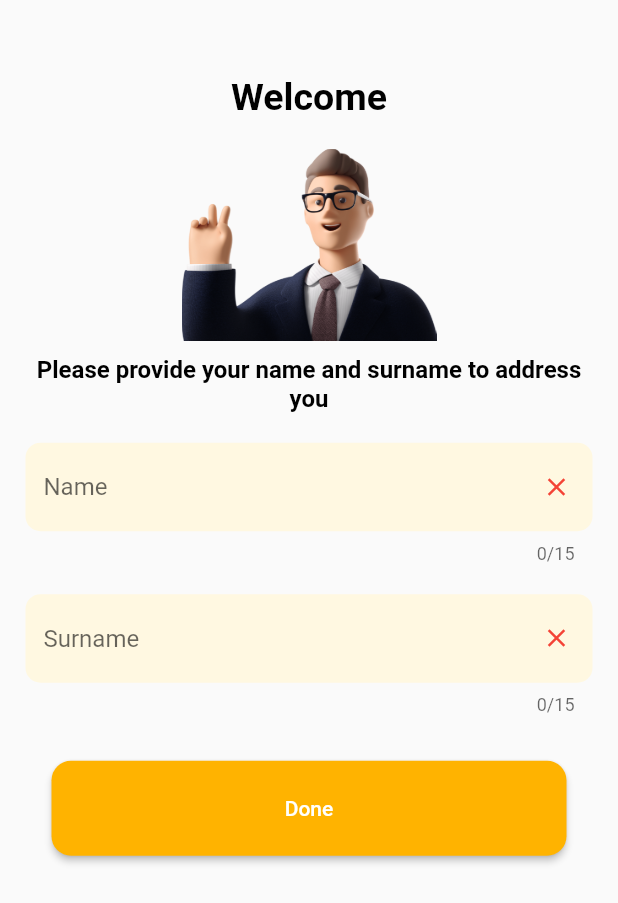
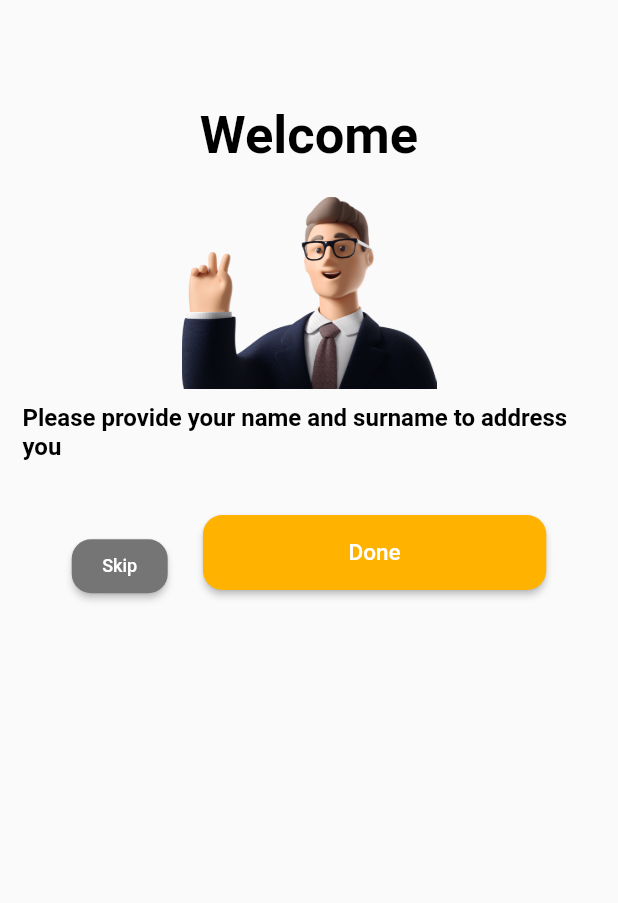
Before and after one commit to lynn01247/TataLife, a Flutter app: the screen it shows after launch, on a phone screen of 412 x 824 dp. Shown: the top 903 px of the screen. Run offline on Flutter 3.47's test engine with Material 2 defaults, Android fonts, the phone set to English and light mode, and no system bars; our stand-ins replace adaptive_dialog, auto_size_text, easy_localization, flutter_native_splash, flutter_screenutil, flutter_slidable and 11 more; missing offline and left inert: flutter_app_badger, image_picker_for_web, shared_preferences_web; statements that could not run were skipped.

Commit message:
1、增加中文配置 2、添加引导页答题 3、答题模块完成25%

```diff
--- /dev/null
+++ b/lib/Models/GlobalValue.dart
@@ -0,0 +1,6 @@
+class Global{
+  static bool? yes1 = null;
+  static bool? no1 = null;
+  static bool? yes2 = null;
+  static bool? no13= null;
+}
--- a/lib/Pages/change_name_page.dart
+++ b/lib/Pages/change_name_page.dart
@@ -84,7 +84,7 @@ class _ChangeNameScreenState extends State<ChangeNameScreen> {
                                     formKey.currentState!.validate();
                                 if (validResult == true) {
                                   state.setName(nameController.text);
-                                  state.setsurName(surnameController.text);
+                                  state.setSurName(surnameController.text);
                                   Navigator.of(context).pop();
                                 }
                               },
--- a/lib/Pages/welcome_screen.dart
+++ b/lib/Pages/welcome_screen.dart
@@ -1,5 +1,6 @@
 import 'package:easy_localization/easy_localization.dart';
 import 'package:flutter/material.dart';
+import 'package:flutter/rendering.dart';
 import 'package:provider/provider.dart';
 import 'package:todo_app/Widgets/Welcome/welcome_text.dart';
 import 'package:todo_app/Widgets/Welcome/welcome_tf.dart';
@@ -17,17 +18,18 @@ class WelcomeScreen extends StatefulWidget {
 
 class _WelcomeScreenState extends State<WelcomeScreen> {
   // ignore: prefer_typing_uninitialized_variables
-  late var userName;
+  late var isSkip;
 
   @override
   void initState() {
     super.initState();
     Provider.of<TodosProvider>(context, listen: false).initSharedPreferences();
-    userName = TodosProvider().readName('userName');
+    isSkip = TodosProvider().readName('skip');
   }
 
   @override
   Widget build(BuildContext context) {
+    // debugPaintSizeEnabled = true ;// 显示边界布局
     var nameController = TextEditingController();
     var surnameController = TextEditingController();
     var formKey = GlobalKey<FormState>();
@@ -39,27 +41,81 @@ class _WelcomeScreenState extends State<WelcomeScreen> {
             child: Column(
               children: [
                 const welcomeText(),
-                Form(
-                  key: formKey,
-                  child: Padding(
-                    padding: const EdgeInsets.only(
-                        left: 15.0, right: 15, bottom: 10),
-                    child: Column(children: [
-                      WelcomCustomTF(
-                          controller: nameController,
-                          labelText: LocaleKeys.welcomescreen_name_tf.tr()),
-                      WelcomCustomTF(
-                          controller: surnameController,
-                          labelText: LocaleKeys.welcomescreen_surname_tf.tr()),
-                    ]),
-                  ),
-                ),
+                // Form(
+                //   key: formKey,
+                //   child: Padding(
+                //     padding: const EdgeInsets.only(
+                //         left: 15.0, right: 15, bottom: 10),
+                //     child: Column(children: [
+                //       WelcomCustomTF(
+                //           controller: nameController,
+                //           labelText: LocaleKeys.welcomescreen_name_tf.tr()),
+                //       WelcomCustomTF(
+                //           controller: surnameController,
+                //           labelText: LocaleKeys.welcomescreen_surname_tf.tr()),
+                //     ]),
+                //   ),
+                // ),
                 Consumer<TodosProvider>(
                   builder: (context, state, child) => Padding(
                     padding: const EdgeInsets.only(top: 20.0),
                     child: SizedBox(
-                      height: MediaQuery.of(context).size.height / 13,
+                      // SizedBox 可以设置子组件的宽度和高度，如果设置无限宽，则会填充父组件。
+                      // SizedBox.expand 则可以扩展父组件，和上面的类似。
+                      height: MediaQuery.of(context).size.height / 10,
                       width: MediaQuery.of(context).size.width / 1.2,
+                      child: Row(
+                        mainAxisAlignment: MainAxisAlignment.spaceEvenly,
+                        children: [
+                          Container(
+                            alignment: Alignment.bottomRight,
+                          margin: const EdgeInsets.only(right: 10,bottom: 8),
+                          child:
+                              ElevatedButton(
+                                  style: ButtonStyle(
+                                    // const ButtonStyle({
+                                    //   this.textStyle, //字体
+                                    //   this.backgroundColor, //背景色
+                                    //   this.foregroundColor, //前景色
+                                    //   this.overlayColor, // 高亮色，按钮处于focused, hovered, or pressed时的颜色
+                                    //   this.shadowColor, // 阴影颜色
+                                    //   this.elevation, // 阴影值
+                                    //   this.padding, // padding
+                                    //   this.minimumSize, //最小尺寸
+                                    //   this.side, //边框
+                                    //   this.shape, //形状
+                                    //   this.mouseCursor, //鼠标指针的光标进入或悬停在此按钮的[InkWell]上时。
+                                    //   this.visualDensity, // 按钮布局的紧凑程度
+                                    //   this.tapTargetSize, // 响应触摸的区域
+                                    //   this.animationDuration, //[shape]和[elevation]的动画更改的持续时间。
+                                    //   this.enableFeedback, // 检测到的手势是否应提供声音和/或触觉反馈。例如，在Android上，点击会产生咔哒声，启用反馈后，长按会产生短暂的振动。通常，组件默认值为true。
+                                    // });
+                                    alignment: Alignment.center,
+                                    backgroundColor: MaterialStateProperty.all<Color>(
+                                        Colors.grey.shade600),
+                                    shape: MaterialStateProperty.all<
+                                        RoundedRectangleBorder>(RoundedRectangleBorder(
+                                      borderRadius: BorderRadius.circular(13.0),
+                                    )),
+                                  ),
+                                  onPressed: () {
+                                    // bool validResult = formKey.currentState!.validate();
+                                    // if (validResult == true) {
+                                      state.setSkip("");
+                                      // state.setsurName(surnameController.text);
+                                      Navigator.pushReplacement(
+                                          context,
+                                          MaterialPageRoute(
+                                              builder: (context) =>
+                                              const MainScreen()));
+                                    // }
+                                  },
+                                  child:
+                                  Text(LocaleKeys.welcomescreen_skip_button.tr(), style: TextStyle(fontSize: 12),)),
+                          ),
+                          SizedBox(
+                              width: MediaQuery.of(context).size.width / 1.8,
+                              height: 50,
                               child: ElevatedButton(
                                   style: ButtonStyle(
                                     backgroundColor: MaterialStateProperty.all<Color>(
@@ -68,21 +124,30 @@ class _WelcomeScreenState extends State<WelcomeScreen> {
                                         RoundedRectangleBorder>(RoundedRectangleBorder(
                                       borderRadius: BorderRadius.circular(13.0),
                                     )),
+                                    padding: MaterialStateProperty.all(
+                                        const EdgeInsets.only(left: 24, right: 24,top: 5, bottom:  5)),
+                                      minimumSize: MaterialStateProperty.all(
+                                          const Size(double.minPositive, double.minPositive)),
+                                      maximumSize: MaterialStateProperty.all(
+                                          const Size(double.infinity, double.maxFinite)),
                                   ),
                                   onPressed: () {
-                            bool validResult = formKey.currentState!.validate();
-                            if (validResult == true) {
-                              state.setName(nameController.text);
-                              state.setsurName(surnameController.text);
+                                    // bool validResult = formKey.currentState!.validate();
+                                    // if (validResult == true) {
+                                      // state.setName(nameController.text);
+                                      state.setSkip("no");
                                       Navigator.pushReplacement(
                                           context,
                                           MaterialPageRoute(
                                               builder: (context) =>
                                               const MainScreen()));
-                            }
+                                    // }
                                   },
                                   child:
-                              Text(LocaleKeys.welcomescreen_done_button.tr())),
+                                  Text(LocaleKeys.welcomescreen_done_button.tr(),style: TextStyle(fontSize: 15))),
+                          ),
+                        ],
+                      )
                     ),
                   ),
                 )
--- a/lib/Widgets/Welcome/welcome_text.dart
+++ b/lib/Widgets/Welcome/welcome_text.dart
@@ -12,11 +12,11 @@ class welcomeText extends StatelessWidget {
         child: Column(
           children: [
             Padding(
-              padding: EdgeInsets.only(top: 10.0, left: 10, right: 10),
+              padding: EdgeInsets.only(top: 30.0, left: 10, right: 10),
               child: Text(
                 LocaleKeys.welcomescreen_title.tr(),
                 style: TextStyle(
-                    fontSize: 25,
+                    fontSize: 35,
                     fontWeight: FontWeight.bold,
                     color: Colors.black),
               ),
@@ -36,7 +36,7 @@ class welcomeText extends StatelessWidget {
                     fontSize: 16,
                     fontWeight: FontWeight.bold,
                     color: Colors.black),
-                textAlign: TextAlign.center,
+                // textAlign: TextAlign.center,
               ),
             ),
           ],
--- a/lib/langs/en.json
+++ b/lib/langs/en.json
@@ -61,6 +61,7 @@
     "subtitle": "Please provide your name and surname to address you",
     "done_button": "Done",
     "name_tf": "Name",
-    "surname_tf": "Surname"
+    "surname_tf": "Surname",
+    "skip_button" : "Skip"
   }
 }
--- a/lib/langs/tr.json
+++ b/lib/langs/tr.json
@@ -61,6 +61,7 @@
     "subtitle": "Size hitap etmek için lütfen adınızı ve soyadınızı belirtin",
     "done_button": "Tamam",
     "name_tf": "İsim",
-    "surname_tf": "Soyad"
+    "surname_tf": "Soyad",
+    "skip_button" : "Skip"
   }
 }
--- a/lib/langs/zh.json
+++ b/lib/langs/zh.json
@@ -61,6 +61,7 @@
     "subtitle": "请提供您的姓名以称呼您",
     "done_button": "确定",
     "name_tf": "名字",
-    "surname_tf": "姓氏"
+    "surname_tf": "姓氏",
+    "skip_button" : "跳过"
   }
 }
--- a/lib/main.dart
+++ b/lib/main.dart
@@ -4,6 +4,7 @@ import 'package:flutter/material.dart';
 import 'package:flutter/services.dart';
 import 'package:hexcolor/hexcolor.dart';
 import 'package:provider/provider.dart';
+import 'package:todo_app/Pages/life_test_page.dart';
 import 'package:todo_app/Pages/main_screen.dart';
 import 'package:todo_app/Pages/welcome_screen.dart';
 import 'package:todo_app/provider/todos_provider.dart';
@@ -13,7 +14,7 @@ void main() async {
   WidgetsFlutterBinding.ensureInitialized();
   await EasyLocalization.ensureInitialized();
   TodosProvider().initSharedPreferences();
-  var userName = await TodosProvider().readName('userName');
+  var skipToNext = await TodosProvider().readName('skip');
   await SystemChrome.setPreferredOrientations([
     DeviceOrientation.portraitUp,
     DeviceOrientation.portraitDown,
@@ -25,13 +26,13 @@ void main() async {
         path: 'lib/langs',
         supportedLocales: [
           Locale('en'),
-          // Locale('zh'),
+          Locale('zh'),
           Locale('tr'),
         ],
         assetLoader: CodegenLoader(),
         fallbackLocale: Locale('en'),
         child: MyApp(
-          userName: userName.toString(),
+          skipToNext: skipToNext.toString(),
         ),
       ),
     ),
@@ -39,8 +40,8 @@ void main() async {
 }
 
 class MyApp extends StatelessWidget {
-  const MyApp({Key? key, required this.userName}) : super(key: key);
-  final userName;
+  const MyApp({Key? key, required this.skipToNext}) : super(key: key);
+  final skipToNext;
 
   @override
   Widget build(BuildContext context) {
@@ -53,9 +54,10 @@ class MyApp extends StatelessWidget {
         primaryColor: HexColor('#f9f6e8'),
       ),
       localizationsDelegates: context.localizationDelegates,
-      home: userName.toString().contains('null')
+      home: skipToNext.toString().contains('null')
           ? const WelcomeScreen()
-          : const MainScreen(),
+          // : const MainScreen(),
+            : const MyCustomAmniatonPageA(),
     );
   }
 }
--- a/lib/provider/todos_provider.dart
+++ b/lib/provider/todos_provider.dart
@@ -12,6 +12,7 @@ import 'package:todo_app/provider/shared_prefences_helper.dart';
 class TodosProvider extends ChangeNotifier {
   SharedPreferences? sharedPreferences;
   String _name = '';
+  String _skip = '';
   String _surname = '';
   String imageKey = "IMAGE_KEY";
   Uint8List? imagebytes;
@@ -39,6 +40,7 @@ class TodosProvider extends ChangeNotifier {
   //  getter
   String get name => _name;
   String get surname => _surname;
+  String get skip => _skip;
   UnmodifiableListView<Todo> get allTodos =>
       UnmodifiableListView(todos.reversed);
 
@@ -145,6 +147,12 @@ class TodosProvider extends ChangeNotifier {
     notifyListeners();
   }
 
+  void saveSkip(String skipText) {
+    _skip = skip;
+    sharedPreferences!.setString('skip', skipText);
+    notifyListeners();
+  }
+
   // To-do Percent Method
   double calcTodoPercent(DateTime day) {
     double percent = (completedTodos
@@ -171,10 +179,18 @@ class TodosProvider extends ChangeNotifier {
     }
   }
 
-  void setsurName(String userText) {
+  void setSurName(String userText) {
     if (userText.isEmpty) {
     } else {
       savesurname(userText);
+      notifyListeners();
+    }
+  }
+
+  void setSkip(String skipText) {
+    if (skipText.isEmpty) {
+    } else {
+      saveSkip(skipText);
       notifyListeners();
     }
   }
@@ -194,6 +210,14 @@ class TodosProvider extends ChangeNotifier {
     String? spName = sharedPreferences!.getString('userSurname');
     if (spName != null) {
       _surname = spName;
+      notifyListeners();
+    } else {}
+  }
+
+  void getSkipName() {
+    String? spName = sharedPreferences!.getString('skip');
+    if (spName != null) {
+      _skip = spName;
       notifyListeners();
     } else {}
   }
```
Also changed, not shown: lib/Pages/fade_route.dart (added, +58 -0 lines), lib/Pages/life_test_page.dart (added, +140 -0 lines), lib/translations/codegen_loader.g.dart, lib/translations/locale_keys.g.dart. Lines whose indentation alone changed are shown as unchanged.
